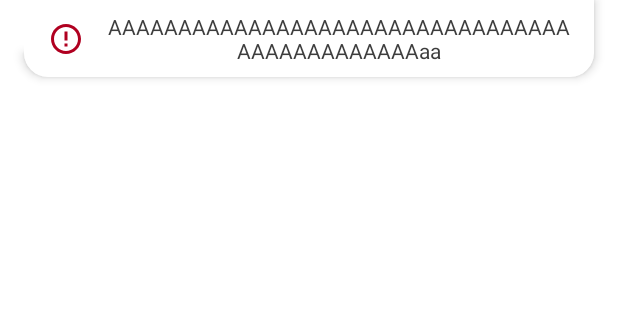
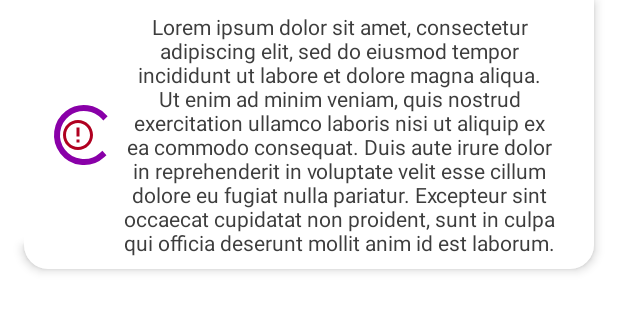
Before and after one commit to Arantier/Heads-and-Hands-Task, an Android app: the layout include_label_popup.xml on its own in the app's theme, with its tools: preview values and no code run, on a phone screen of 412 x 824 dp. Shown: the top 311 px of the screen. Run offline under Robolectric (Android 15) with nearby library versions, the phone set to English and light mode, and no system bars.

Commit message:
Implemented loading message. Created flexible implementation of label message.

```diff
--- a/app/src/main/java/ru/shcherbakovdv/hahtask/LoginViewModel.kt
+++ b/app/src/main/java/ru/shcherbakovdv/hahtask/LoginViewModel.kt
@@ -64,12 +64,14 @@ class LoginViewModel(application: Application) : AndroidViewModel(application) {
     }
 
     private fun requestUserData(email: String, password: String) {
+        labelNotifications.value = Resource.loading(context.getString(R.string.msg_loading))
         viewModelScope.launch(Dispatchers.IO) {
             try {
                 loginRepository.authenticateUser(email, password)
                     .let {
                         withContext(Dispatchers.Main) {
                             requestResults.value = Resource.success(it)
+                            labelNotifications.value = Resource.success(context.getString(R.string.msg_success))
                         }
                     }
             } catch (e: UnknownHostException) {
--- a/app/src/main/res/layout/include_label_popup.xml
+++ b/app/src/main/res/layout/include_label_popup.xml
@@ -1,5 +1,4 @@
-<androidx.constraintlayout.widget.ConstraintLayout
-    xmlns:android="http://schemas.android.com/apk/res/android"
+<androidx.constraintlayout.widget.ConstraintLayout xmlns:android="http://schemas.android.com/apk/res/android"
     xmlns:app="http://schemas.android.com/apk/res-auto"
     xmlns:tools="http://schemas.android.com/tools"
     android:layout_width="match_parent"
@@ -14,23 +13,23 @@
     tools:translationY="@dimen/toolbar_height">
 
     <ImageView
-        android:id="@+id/icon"
+        android:id="@+id/errorIcon"
         android:layout_width="wrap_content"
         android:layout_height="wrap_content"
         android:layout_marginStart="@dimen/label_popup_padding_horizontal"
         android:visibility="gone"
-        app:layout_constraintBottom_toBottomOf="@+id/text"
-        app:layout_constraintEnd_toStartOf="@+id/text"
+        app:layout_constraintBottom_toBottomOf="@+id/message"
+        app:layout_constraintEnd_toStartOf="@+id/message"
         app:layout_constraintHorizontal_bias="0.5"
         app:layout_constraintHorizontal_chainStyle="packed"
         app:layout_constraintStart_toStartOf="parent"
-        app:layout_constraintTop_toTopOf="@+id/text"
+        app:layout_constraintTop_toTopOf="@+id/message"
         app:srcCompat="@drawable/ic_error_outline"
-        android:tint="@color/design_default_color_error"
+        app:tint="@color/design_default_color_error"
         tools:visibility="visible" />
 
     <TextView
-        android:id="@+id/text"
+        android:id="@+id/message"
         android:layout_width="0dp"
         android:layout_height="wrap_content"
         android:layout_marginStart="@dimen/label_popup_padding_horizontal"
@@ -42,7 +41,23 @@
         app:layout_constraintBottom_toBottomOf="parent"
         app:layout_constraintEnd_toEndOf="parent"
         app:layout_constraintHorizontal_bias="0.5"
-        app:layout_constraintStart_toEndOf="@+id/icon"
+        app:layout_constraintStart_toEndOf="@+id/errorIcon"
         app:layout_constraintTop_toTopOf="parent"
-        tools:text="ААААААААААААААААААААААААААААААААААААААААААААААаа" />
+        tools:text="Lorem ipsum dolor sit amet, consectetur adipiscing elit, sed do eiusmod tempor incididunt ut labore et dolore magna aliqua. Ut enim ad minim veniam, quis nostrud exercitation ullamco laboris nisi ut aliquip ex ea commodo consequat. Duis aute irure dolor in reprehenderit in voluptate velit esse cillum dolore eu fugiat nulla pariatur. Excepteur sint occaecat cupidatat non proident, sunt in culpa qui officia deserunt mollit anim id est laborum." />
+
+    <ProgressBar
+        android:id="@+id/progressBar"
+        style="?android:attr/progressBarStyle"
+        android:layout_width="wrap_content"
+        android:layout_height="wrap_content"
+        android:layout_marginStart="@dimen/label_popup_padding_horizontal"
+        android:layout_marginTop="@dimen/label_popup_padding_vertical"
+        android:layout_marginBottom="@dimen/label_popup_padding_vertical"
+        android:indeterminate="true"
+        android:visibility="gone"
+        app:layout_constraintBottom_toBottomOf="parent"
+        app:layout_constraintEnd_toStartOf="@+id/message"
+        app:layout_constraintStart_toStartOf="parent"
+        app:layout_constraintTop_toTopOf="parent"
+        tools:visibility="visible" />
 </androidx.constraintlayout.widget.ConstraintLayout>
--- a/app/src/main/res/values/strings.xml
+++ b/app/src/main/res/values/strings.xml
@@ -15,4 +15,6 @@
     <string name="msg_unexpected_outcome">Если вы видите это, значит наш разработчик где-то накосячил! Обратитесь в поддержку.</string>
     <string name="msg_no_internet">Не удалось связаться с сайтом. Проверьте ваше подключение к Интернету!</string>
     <string name="msg_weather_report">Сейчас на улице: %s, \uD83C\uDF21: %.2f °C,\n \u23F2️: %.2f \uD83D\uDCA6: %.2f \uD83D\uDCA8: %s %.2f"</string>
+    <string name="msg_loading">Идёт загрузка...</string>
+    <string name="msg_success">Успешно!</string>
 </resources>
```
Also changed, not shown: app/src/main/java/ru/shcherbakovdv/hahtask/LoginActivity.kt (+29 -33 lines).
